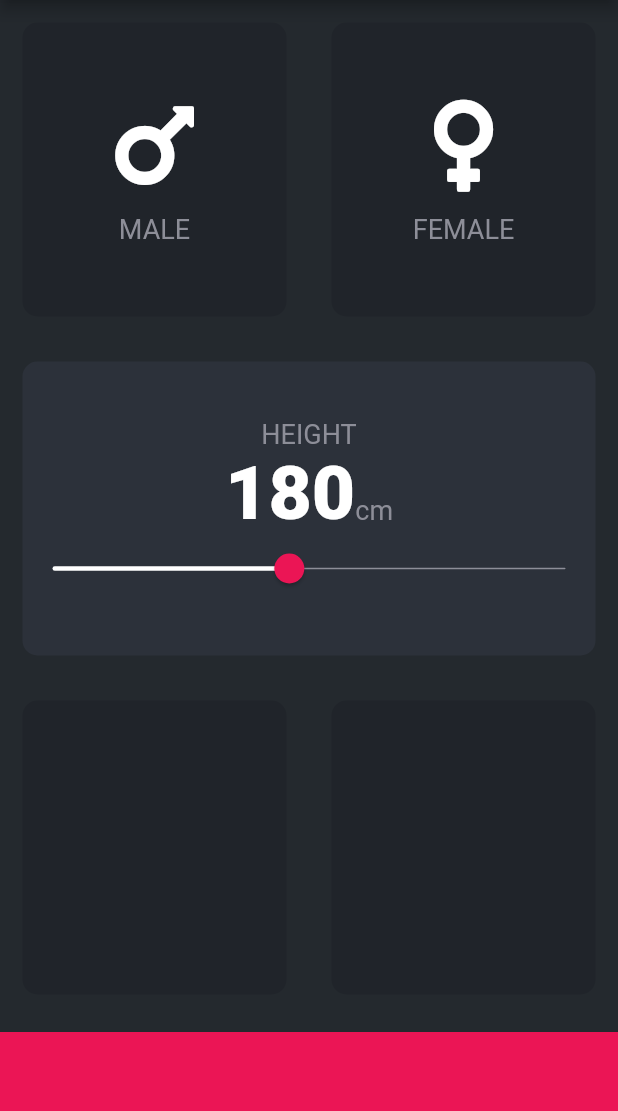
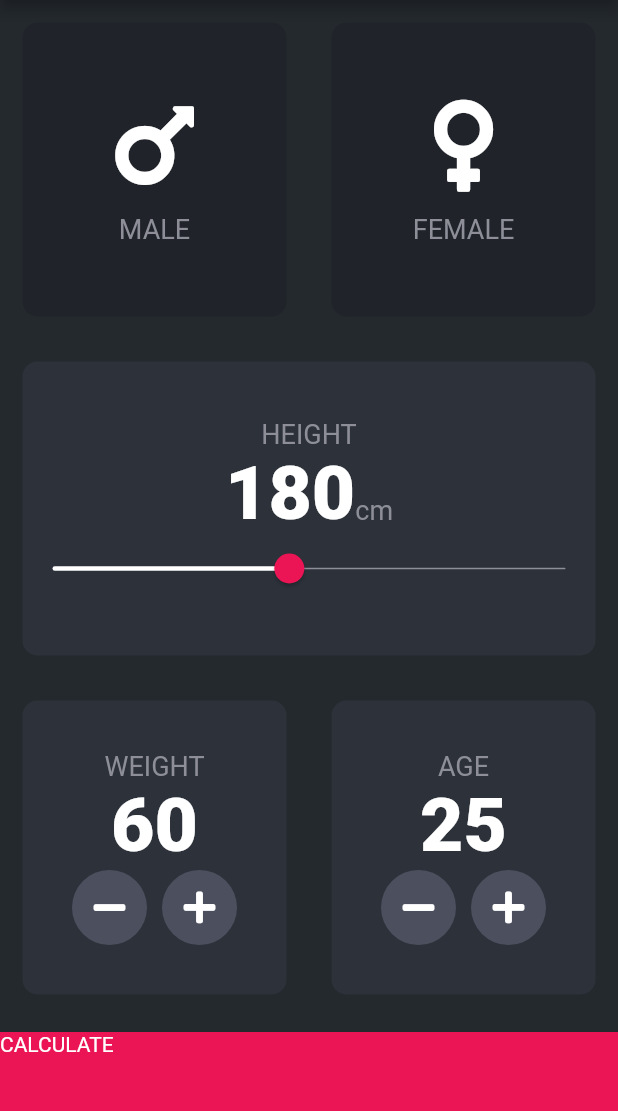
Before and after one commit to chauhannaman98/BMI-calculator, a Flutter app: the screen it shows after launch, on a phone screen of 412 x 824 dp, the part 84-1195 px from its top. Run offline on Flutter 3.47's test engine with Material 2 defaults, Android fonts, the phone set to English and light mode, and no system bars; our stand-ins replace font_awesome_flutter.

Commit message:
Refractoring and routing

```diff
--- a/lib/icon_content.dart
+++ b/lib/components/icon_content.dart
@@ -1,5 +1,5 @@
 import 'package:flutter/material.dart';
-import 'constants.dart';
+import '../constants.dart';
 
 class GenderCard extends StatelessWidget {
 
--- /dev/null
+++ b/lib/components/rounded_button.dart
@@ -0,0 +1,23 @@
+import 'package:flutter/material.dart';
+
+class RoundIconButton extends StatelessWidget {
+
+  RoundIconButton({@required this.icon, this.onPressed});
+  final IconData icon;
+  final Function onPressed;
+
+  @override
+  Widget build(BuildContext context) {
+    return RawMaterialButton(
+      child: Icon(icon),
+      onPressed: onPressed,
+      elevation: 0.0,
+      constraints: BoxConstraints.tightFor(
+        width: 50.0,
+        height: 50.0,
+      ),
+      shape: CircleBorder(),
+      fillColor: Color(0xFF4C4F5E),
+    );
+  }
+}
--- a/lib/main.dart
+++ b/lib/main.dart
@@ -1,5 +1,5 @@
 import 'package:flutter/material.dart';
-import 'input_page.dart';
+import 'pages/input_page.dart';
 
 void main() => runApp(BMICalculator());
 
--- a/lib/input_page.dart
+++ b/lib/pages/input_page.dart
@@ -1,9 +1,10 @@
-import 'package:flutter/cupertino.dart';
+import 'package:bmi_calculator/pages/results_page.dart';
 import 'package:flutter/material.dart';
 import 'package:font_awesome_flutter/font_awesome_flutter.dart';
-import 'reusable_card.dart';
-import 'icon_content.dart';
-import 'constants.dart';
+import '../components/reusable_card.dart';
+import '../components/icon_content.dart';
+import '../components/rounded_button.dart';
+import '../constants.dart';
 
 enum Gender {
   male,
@@ -19,6 +20,8 @@ class _InputPageState extends State<InputPage> {
 
   Gender selectedGender;
   int height = 180;
+  int weight = 60;
+  int age = 25;
 
   @override
   Widget build(BuildContext context) {
@@ -123,21 +126,102 @@ class _InputPageState extends State<InputPage> {
             children: <Widget>[
               Expanded(
                 child: ReusableCard(
-                    color: kInactiveCardColour
+                  color: kActiveCardColour,
+                  cardChild: Column(
+                    mainAxisAlignment: MainAxisAlignment.center,
+                    children: <Widget>[
+                      Text(
+                        'WEIGHT',
+                        style: kLabelTextStyle,
+                      ),
+                      Text(
+                        weight.toString(),
+                        style: kNumberTextStyle,
+                      ),
+                      Row(
+                        mainAxisAlignment: MainAxisAlignment.center,
+                        children: <Widget>[
+                          RoundIconButton(
+                            icon: FontAwesomeIcons.minus,
+                            onPressed: () {
+                              setState(() {
+                                weight--;
+                              });
+                            },
+                          ),
+                          SizedBox(width: 10.0,),
+                          RoundIconButton(
+                            icon: FontAwesomeIcons.plus,
+                            onPressed: () {
+                              setState(() {
+                                weight++;
+                              });
+                            },
+                          ),
+                        ],
+                      ),
+                    ],
+                  ),
                 ),
               ),
               Expanded(
                 child: ReusableCard(
-                    color: kInactiveCardColour
+                  color: kActiveCardColour,
+                  cardChild: Column(
+                    mainAxisAlignment: MainAxisAlignment.center,
+                    children: <Widget>[
+                      Text(
+                        'AGE',
+                        style: kLabelTextStyle,
+                      ),
+                      Text(
+                        age.toString(),
+                        style: kNumberTextStyle,
+                      ),
+                      Row(
+                        mainAxisAlignment: MainAxisAlignment.center,
+                        children: <Widget>[
+                          RoundIconButton(
+                            icon: FontAwesomeIcons.minus,
+                            onPressed: () {
+                              setState(() {
+                                age--;
+                              });
+                            },
+                          ),
+                          SizedBox(width: 10.0,),
+                          RoundIconButton(
+                            icon: FontAwesomeIcons.plus,
+                            onPressed: () {
+                              setState(() {
+                                age++;
+                              });
+                            },
+                          ),
+                        ],
+                      ),
+                    ],
+                  ),
                 ),
               ),
             ],
           )),
-          Container(
-            color: kBottomContainerColor,
-            margin: EdgeInsets.only(top: 10.0),
-            width: double.infinity,
-            height: 80.0,
+          GestureDetector(
+            onTap: () {
+              Navigator.push(
+                context,
+                MaterialPageRoute(
+                    builder: (context) => ResultsPage()
+                )
+              );
+            },
+            child: Container(
+              child: Text('CALCULATE'),
+              color: kBottomContainerColor,
+              margin: EdgeInsets.only(top: 10.0),
+              width: double.infinity,
+              height: 80.0,
+            ),
           ),
         ],
       ),
--- /dev/null
+++ b/lib/pages/results_page.dart
@@ -0,0 +1,13 @@
+import 'package:flutter/material.dart';
+
+class ResultsPage extends StatelessWidget {
+  @override
+  Widget build(BuildContext context) {
+    return Scaffold(
+      appBar: AppBar(
+        title: Text('BMI Calculator'),
+      ),
+      body: Text('Hello'),
+    );
+  }
+}
```
Also changed, not shown: lib/components/reusable_card.dart (renamed from lib/reusable_card.dart).
